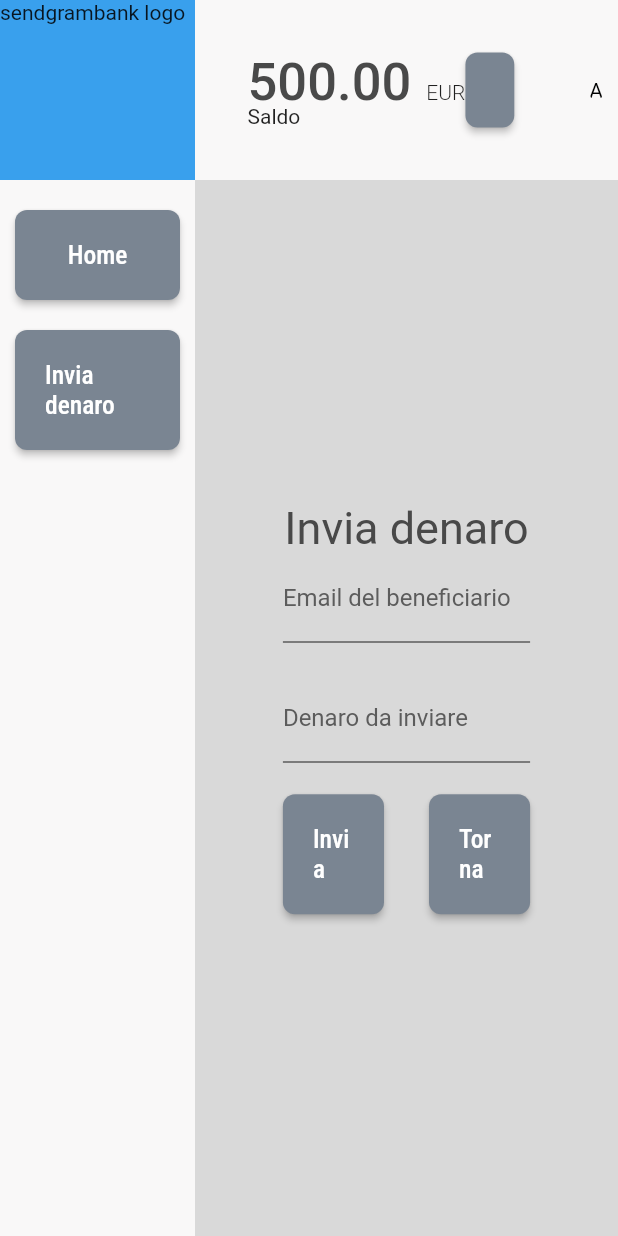
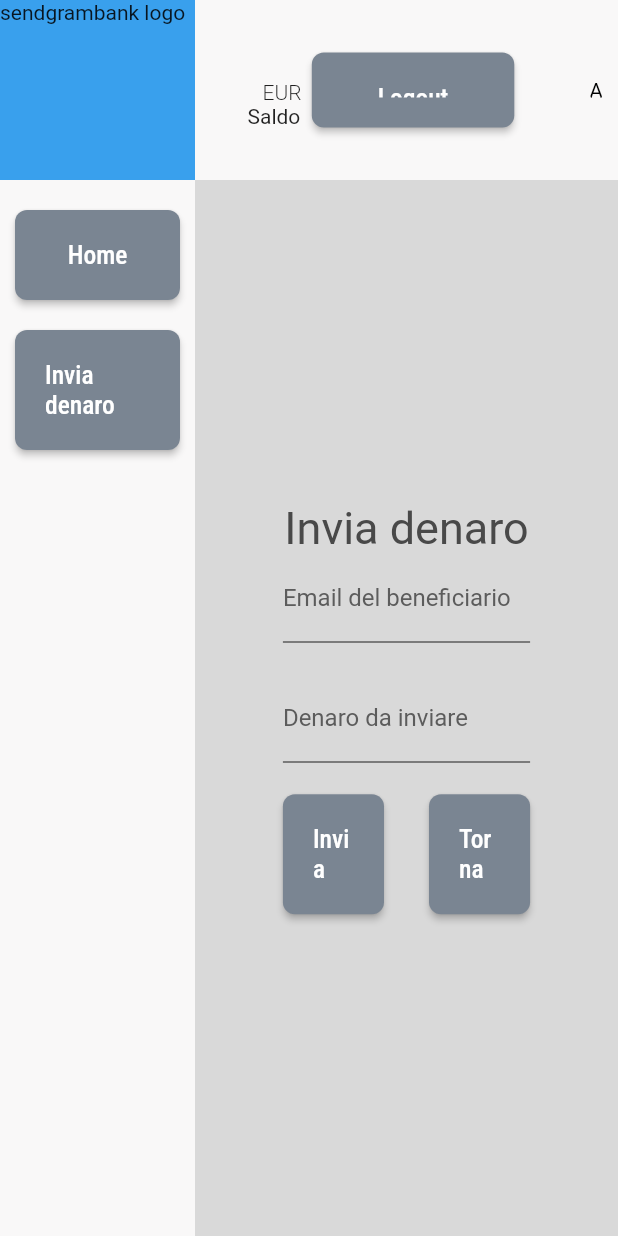
Before and after one commit to SendGram/SendgramBank, a Flutter app: the HomePage screen opened directly with empty values, after a tap on "Invia denaro", on a phone screen of 412 x 824 dp. Run offline on Flutter 3.47's test engine with Material 2 defaults, Android fonts, the light colour scheme and no system bars; our stand-ins replace bloc, dio, fl_chart, flutter_bloc, google_fonts, hive and 1 more; missing offline and left inert: jwt_decode, smart_flare, validators2; accounts and stored records are empty; network calls fail.

Commit message:
ALTER: HomePage class #17
ADD: call updateAmount function
ADD: BlocBuild for update amount

```diff
--- a/sendgrambank/lib/pages/HomePage.dart
+++ b/sendgrambank/lib/pages/HomePage.dart
@@ -5,6 +5,7 @@ import 'package:sendgrambank/blocs/Transaction/index.dart';
 import 'package:sendgrambank/blocs/dashboardContent/DashboardContentBloc.dart';
 import 'package:sendgrambank/blocs/dashboardContent/DashboardContentEvent.dart';
 import 'package:sendgrambank/blocs/dashboardContent/DashboardContentState.dart';
+import 'package:sendgrambank/cubit/Amount_Cubit/amount_cubit.dart';
 import 'package:sendgrambank/models/User.dart';
 import 'package:sendgrambank/pages/dashboardContent/TransactionContent.dart';
 import 'package:sendgrambank/services/TransactionService.dart';
@@ -19,9 +20,11 @@ class HomePage extends StatelessWidget {
   @override
   Widget build(BuildContext context) {
     final dashboardContentbloc = BlocProvider.of<DashboardContentBloc>(context);
+    final amountCubit = BlocProvider.of<AmountCubit>(context)
+      ..updateAmount(currentUser);
+
     Size size = MediaQuery.of(context).size;
-
-    _initWebsocket();
+    _initWebsocket(currentUser, amountCubit);
     return Scaffold(
       backgroundColor: Color(0xffD9D9D9),
       body: SafeArea(
@@ -52,12 +55,21 @@ class HomePage extends StatelessWidget {
                                 children: [
                                   Container(
                                     height: 35,
-                                    child: Text("500.00",
-                                        style: GoogleFonts.roboto(
-                                            textStyle: TextStyle(
-                                                fontSize: 35,
-                                                fontWeight: FontWeight.w500,
-                                                color: Color(0xff494949)))),
+                                    child:
+                                        BlocBuilder<AmountCubit, AmountState>(
+                                      builder: (context, state) {
+                                        return Text(
+                                            (state is AmountValueState)
+                                                ? state.amount.toString() +
+                                                    ".00"
+                                                : "",
+                                            style: GoogleFonts.roboto(
+                                                textStyle: TextStyle(
+                                                    fontSize: 35,
+                                                    fontWeight: FontWeight.w500,
+                                                    color: Color(0xff494949))));
+                                      },
+                                    ),
                                   ),
                                   Padding(
                                     padding: EdgeInsets.only(left: 10),
@@ -168,7 +180,7 @@ class HomePage extends StatelessWidget {
     );
   }
 
-  void _initWebsocket() {
+  void _initWebsocket(User user, AmountCubit amountCubit) {
     IO.Socket socket = IO.io('http://localhost:8080', <String, dynamic>{
       'transports': ['websocket'],
       'autoConnect': true,
@@ -179,6 +191,6 @@ class HomePage extends StatelessWidget {
     });
     socket.onDisconnect((_) => print('disconnect'));
     socket.on("message", (data) => print(data));
-    socket.on('newTransaction', (data) => print(data));
+    socket.on('newTransaction', (data) => amountCubit.updateAmount(user));
   }
 }
```
